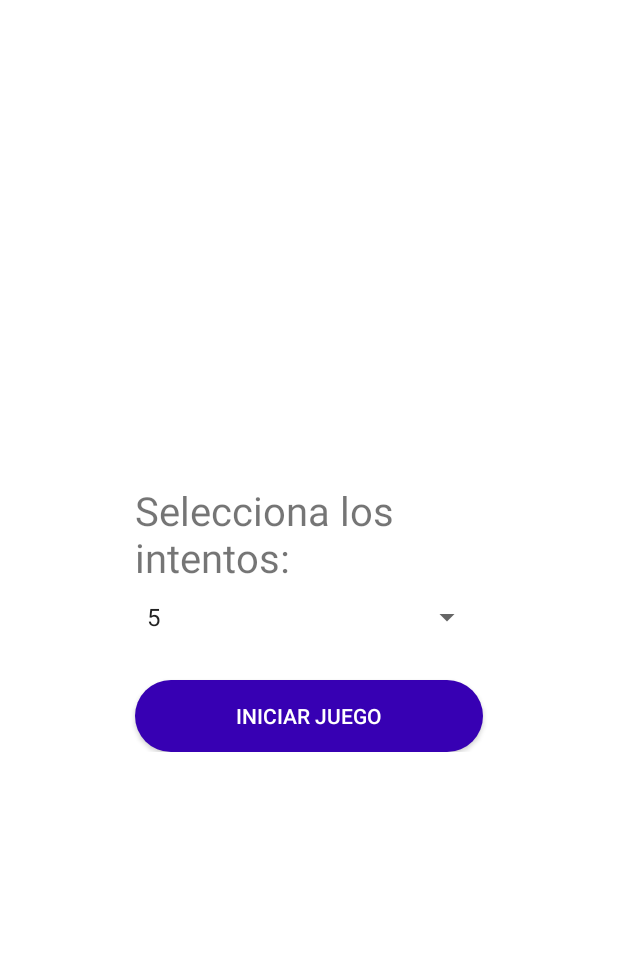
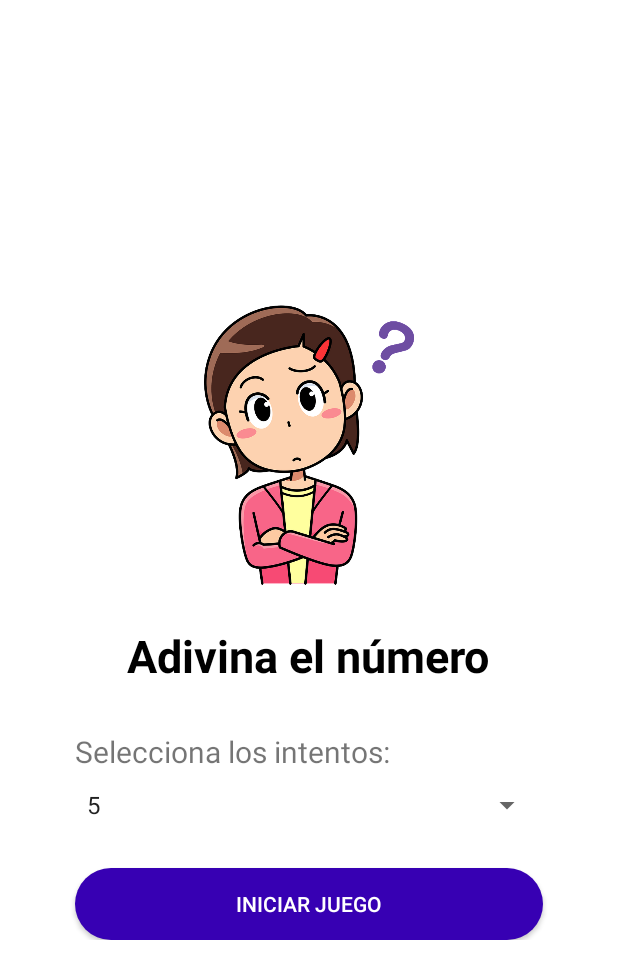
Before and after one commit to JonierJimenez/taller-juego-adivinanza, an Android app: the screen it shows after launch (MainActivity), on a phone screen of 412 x 824 dp. Shown: the top 979 px of the screen. Run offline under Robolectric (Android 15) with nearby library versions, the phone set to English and light mode, and no system bars.

Commit message:
minor fix

```diff
--- a/app/src/main/res/layout/activity_main.xml
+++ b/app/src/main/res/layout/activity_main.xml
@@ -1,16 +1,38 @@
 <?xml version="1.0" encoding="utf-8"?>
+
+<ScrollView
+    xmlns:android="http://schemas.android.com/apk/res/android"
+    android:layout_width="match_parent"
+    android:layout_height="match_parent">
+
     <LinearLayout
-    xmlns:android="http://schemas.android.com/apk/res/android"
         android:layout_height="wrap_content"
         android:layout_width="match_parent"
         android:layout_gravity="center"
         android:orientation="vertical">
 
+        <ImageView
+            android:layout_width="140dp"
+            android:layout_height="200dp"
+            android:layout_gravity="center"
+            android:layout_marginBottom="20dp"
+            android:src="@drawable/girl_question" />
+
         <TextView
             android:layout_width="wrap_content"
             android:layout_height="wrap_content"
-        android:layout_marginHorizontal="90dp"
-        android:textSize="40px"
+            android:layout_gravity="center"
+            android:textSize="30dp"
+            android:textStyle="bold"
+            android:textColor="@color/black"
+            android:layout_marginBottom="30dp"
+            android:text="@string/guess_number"/>
+
+        <TextView
+            android:layout_width="wrap_content"
+            android:layout_height="wrap_content"
+            android:layout_marginHorizontal="50dp"
+            android:textSize="30px"
             android:layout_marginBottom="10dp"
             android:text="@string/select_attempts"/>
 
@@ -18,7 +40,7 @@
             android:id="@+id/attempts_number"
             android:layout_width="match_parent"
             android:layout_height="wrap_content"
-        android:layout_marginHorizontal="90dp"
+            android:layout_marginHorizontal="50dp"
             android:layout_marginBottom="30dp"/>
 
         <Button
@@ -26,10 +48,12 @@
             android:layout_width="match_parent"
             android:layout_height="match_parent"
             android:layout_gravity="center_vertical"
-        android:layout_marginHorizontal="90dp"
+            android:layout_marginHorizontal="50dp"
             android:gravity="center"
             android:background="@drawable/button_rounded"
             android:textColor="@color/white"
             android:text="@string/start_game" />
 
     </LinearLayout>
+
+</ScrollView>
--- a/app/src/main/res/values/colors.xml
+++ b/app/src/main/res/values/colors.xml
@@ -7,4 +7,5 @@
     <color name="teal_700">#FF018786</color>
     <color name="black">#FF000000</color>
     <color name="white">#FFFFFFFF</color>
+    <color name="grey">#FFCCCCCC</color>
 </resources>
--- a/app/src/main/res/values/strings.xml
+++ b/app/src/main/res/values/strings.xml
@@ -1,5 +1,6 @@
 <resources>
     <string name="app_name">Adivinanza</string>
+    <string name="guess_number">Adivina el número</string>
     <string name="start_game">Iniciar Juego</string>
     <string name="select_attempts">Selecciona los intentos:</string>
     <string name="insert_number">Ingresa un número del 0 al 100</string>
--- a/app/src/main/res/values/themes.xml
+++ b/app/src/main/res/values/themes.xml
@@ -2,7 +2,7 @@
     <!-- Base application theme. -->
     <style name="Theme.Adivinanza" parent="Theme.MaterialComponents.DayNight.NoActionBar">
         <!-- Primary brand color. -->
-        <item name="colorPrimary">@color/purple_500</item>
+        <item name="colorPrimary">@color/purple_700</item>
         <item name="colorPrimaryVariant">@color/purple_700</item>
         <item name="colorOnPrimary">@color/white</item>
         <!-- Secondary brand color. -->
```
Also changed, not shown: app/src/main/java/com/example/adivinanza/GameActivity.java (+4 -3 lines), app/src/main/res/layout/activity_game.xml (+20 -4 lines), app/src/main/res/layout/activity_looser.xml (+36 -2 lines), app/src/main/res/layout/activity_winner.xml (+18 -3 lines), app/src/main/res/drawable/boy_question.png (added), app/src/main/res/drawable/girl_question.png (added), app/src/main/res/drawable/trophie.jpg (added). Lines whose indentation alone changed are shown as unchanged.
